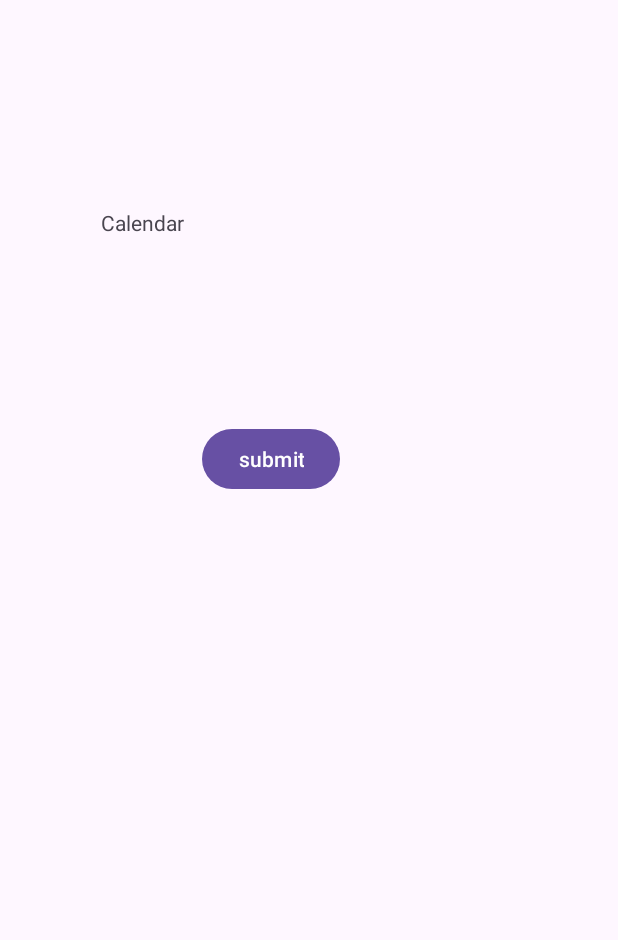
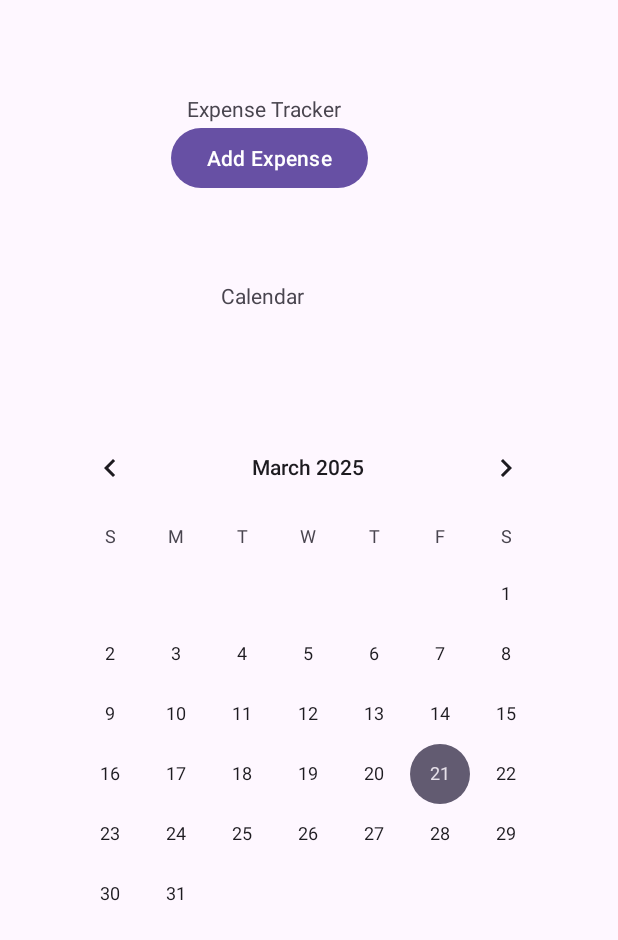
Before and after one commit to s-450/3245Project, an Android app: the screen it shows after launch (MainActivity), on a phone screen of 412 x 824 dp. Shown: the top 940 px of the screen. Run offline under Robolectric (Android 15) with nearby library versions, the phone set to English and light mode, and no system bars.

Commit message:
added basic ui elements

```diff
--- a/app/src/main/res/layout/activity_main.xml
+++ b/app/src/main/res/layout/activity_main.xml
@@ -7,30 +7,53 @@
     tools:context=".MainActivity">
 
     <TextView
+        android:id="@+id/textView2"
         android:layout_width="wrap_content"
         android:layout_height="wrap_content"
         android:text="Calendar"
         app:layout_constraintBottom_toBottomOf="parent"
         app:layout_constraintEnd_toEndOf="parent"
-        app:layout_constraintHorizontal_bias="0.188"
+        app:layout_constraintHorizontal_bias="0.414"
         app:layout_constraintStart_toStartOf="parent"
         app:layout_constraintTop_toTopOf="parent"
-        app:layout_constraintVertical_bias="0.172" />
+        app:layout_constraintVertical_bias="0.233" />
 
     <Button
         android:id="@+id/button"
         android:layout_width="wrap_content"
         android:layout_height="wrap_content"
         android:layout_marginStart="134dp"
-        android:layout_marginTop="282dp"
         android:layout_marginEnd="185dp"
-        android:layout_marginBottom="402dp"
-        android:text="submit"
+        android:text="Add Expense"
         app:layout_constraintBottom_toBottomOf="parent"
         app:layout_constraintEnd_toEndOf="parent"
-        app:layout_constraintHorizontal_bias="1.0"
+        app:layout_constraintHorizontal_bias="0.525"
         app:layout_constraintStart_toStartOf="parent"
         app:layout_constraintTop_toTopOf="parent"
-        app:layout_constraintVertical_bias="0.0" />
+        app:layout_constraintVertical_bias="0.105" />
+
+    <TextView
+        android:id="@+id/textView"
+        android:layout_width="wrap_content"
+        android:layout_height="wrap_content"
+        android:layout_marginTop="16dp"
+        android:layout_marginBottom="696dp"
+        android:text="Expense Tracker"
+        app:layout_constraintBottom_toBottomOf="parent"
+        app:layout_constraintEnd_toEndOf="parent"
+        app:layout_constraintHorizontal_bias="0.403"
+        app:layout_constraintStart_toStartOf="parent"
+        app:layout_constraintTop_toTopOf="parent" />
+
+    <CalendarView
+        android:id="@+id/calendarView"
+        android:layout_width="wrap_content"
+        android:layout_height="wrap_content"
+        app:layout_constraintBottom_toBottomOf="parent"
+        app:layout_constraintEnd_toEndOf="parent"
+        app:layout_constraintHorizontal_bias="0.491"
+        app:layout_constraintStart_toStartOf="parent"
+        app:layout_constraintTop_toTopOf="parent"
+        app:layout_constraintVertical_bias="0.572" />
 
 </androidx.constraintlayout.widget.ConstraintLayout>
```
